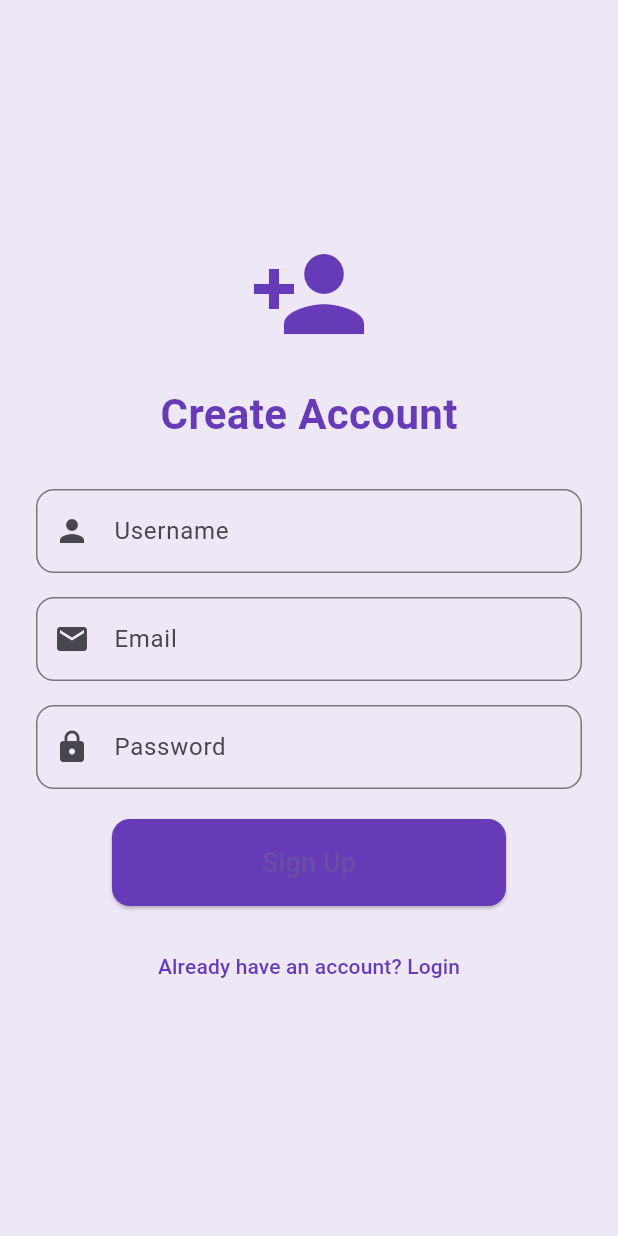
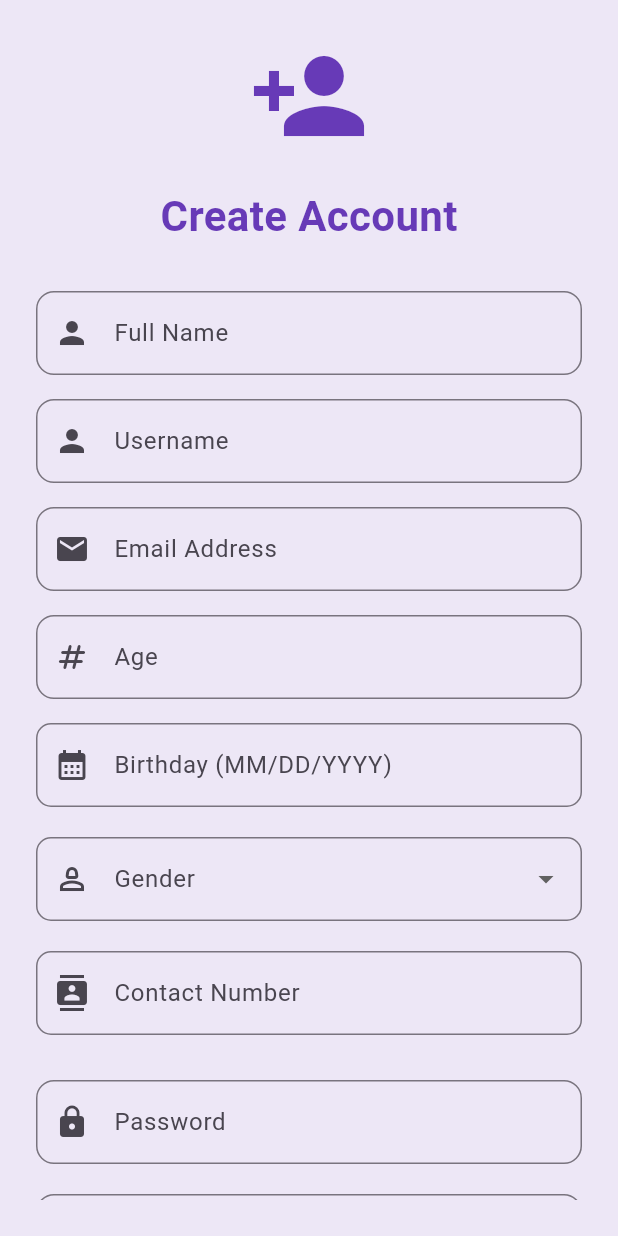
Before and after one commit to icaruskyle/finalprojectneurohelp, a Flutter app: the SignupScreen screen opened by its route, on a phone screen of 412 x 824 dp. Run offline on Flutter 3.47's test engine with Material 3 defaults, Android fonts, the light colour scheme and no system bars; our stand-ins replace shared_preferences; accounts and stored records are empty.

Commit message:
Update 9/28/2025

```diff
--- a/lib/screens/change_password_screen.dart
+++ b/lib/screens/change_password_screen.dart
@@ -60,6 +60,7 @@ class ChangePasswordScreen extends StatelessWidget {
               },
               style: ElevatedButton.styleFrom(
                 backgroundColor: Colors.deepPurple,
+                foregroundColor: Colors.white,
               ),
               child: const Text("Update Password"),
             ),
--- a/lib/screens/feedback_screen.dart
+++ b/lib/screens/feedback_screen.dart
@@ -59,6 +59,7 @@ class _FeedbackScreenState extends State<FeedbackScreen> {
               onPressed: _submitFeedback,
               style: ElevatedButton.styleFrom(
                 backgroundColor: Colors.deepPurple,
+                foregroundColor: Colors.white,
                 minimumSize: const Size(double.infinity, 50),
                 shape: RoundedRectangleBorder(
                   borderRadius: BorderRadius.circular(12),
--- a/lib/screens/personal_info_screen.dart
+++ b/lib/screens/personal_info_screen.dart
@@ -26,6 +26,7 @@ class PersonalInfoScreen extends StatelessWidget {
                 border: OutlineInputBorder(
                   borderRadius: BorderRadius.circular(10),
                 ),
+                prefixIcon: Icon(Icons.person),
               ),
             ),
             const SizedBox(height: 20),
@@ -37,6 +38,7 @@ class PersonalInfoScreen extends StatelessWidget {
                 border: OutlineInputBorder(
                   borderRadius: BorderRadius.circular(10),
                 ),
+                prefixIcon: Icon(Icons.person),
               ),
             ),
             const SizedBox(height: 20),
@@ -48,6 +50,7 @@ class PersonalInfoScreen extends StatelessWidget {
                 border: OutlineInputBorder(
                   borderRadius: BorderRadius.circular(10),
                 ),
+                prefixIcon: Icon(Icons.email),
               ),
             ),
             const SizedBox(height: 20),
@@ -59,6 +62,7 @@ class PersonalInfoScreen extends StatelessWidget {
                 border: OutlineInputBorder(
                   borderRadius: BorderRadius.circular(10),
                 ),
+                prefixIcon: Icon(Icons.numbers)
               ),
               keyboardType: TextInputType.number,
             ),
@@ -71,6 +75,7 @@ class PersonalInfoScreen extends StatelessWidget {
                 border: OutlineInputBorder(
                   borderRadius: BorderRadius.circular(10),
                 ),
+                prefixIcon: Icon(Icons.calendar_month),
               ),
               keyboardType: TextInputType.datetime,
             ),
@@ -83,6 +88,7 @@ class PersonalInfoScreen extends StatelessWidget {
                 border: OutlineInputBorder(
                   borderRadius: BorderRadius.circular(10),
                 ),
+                prefixIcon: Icon(Icons.person_2_outlined),
               ),
               items: const [
                 DropdownMenuItem(value: "Male", child: Text("Male")),
@@ -100,6 +106,7 @@ class PersonalInfoScreen extends StatelessWidget {
                 border: OutlineInputBorder(
                   borderRadius: BorderRadius.circular(10),
                 ),
+                prefixIcon: Icon(Icons.contacts),
               ),
               keyboardType: TextInputType.phone,
             ),
--- a/lib/screens/signup_screen.dart
+++ b/lib/screens/signup_screen.dart
@@ -1,5 +1,6 @@
 import 'package:flutter/material.dart';
 import 'login_screen.dart';
+import 'welcome_screen.dart';
 
 class SignupScreen extends StatefulWidget {
   @override
@@ -7,9 +8,16 @@ class SignupScreen extends StatefulWidget {
 }
 
 class _SignupScreenState extends State<SignupScreen> {
+  final TextEditingController fullController = TextEditingController();
   final TextEditingController usernameController = TextEditingController();
   final TextEditingController emailController = TextEditingController();
+  final TextEditingController ageController = TextEditingController();
+  final TextEditingController birthController = TextEditingController();
+  final TextEditingController numController = TextEditingController();
   final TextEditingController passwordController = TextEditingController();
+  final TextEditingController confirmController = TextEditingController();
+
+  bool _isAgreed = false; // for checkbox for agreement
 
   @override
   Widget build(BuildContext context) {
@@ -34,7 +42,20 @@ class _SignupScreenState extends State<SignupScreen> {
                 ),
                 SizedBox(height: 30),
 
-                // Username field
+                //FullName
+                TextField(
+                  controller: fullController,
+                  decoration: InputDecoration(
+                    labelText: "Full Name",
+                    border: OutlineInputBorder(
+                      borderRadius: BorderRadius.circular(12),
+                    ),
+                    prefixIcon: Icon(Icons.person),
+                  ),
+                ),
+                SizedBox(height: 16),
+
+                //UserName
                 TextField(
                   controller: usernameController,
                   decoration: InputDecoration(
@@ -51,7 +72,7 @@ class _SignupScreenState extends State<SignupScreen> {
                 TextField(
                   controller: emailController,
                   decoration: InputDecoration(
-                    labelText: "Email",
+                    labelText: "Email Address",
                     border: OutlineInputBorder(
                       borderRadius: BorderRadius.circular(12),
                     ),
@@ -59,6 +80,65 @@ class _SignupScreenState extends State<SignupScreen> {
                   ),
                 ),
                 SizedBox(height: 16),
+
+                //Age
+                TextField(
+                  controller: ageController,
+                  decoration: InputDecoration (
+                    labelText: "Age",
+                    border: OutlineInputBorder(
+                      borderRadius: BorderRadius.circular(12),
+                    ),
+                    prefixIcon: Icon(Icons.numbers_rounded)
+                  ),
+                ),
+                SizedBox(height: 16),
+
+                //birthday
+                TextField(
+                  controller: birthController,
+                  obscureText: true,
+                  decoration: InputDecoration(
+                    labelText: "Birthday (MM/DD/YYYY)",
+                    border: OutlineInputBorder(
+                      borderRadius: BorderRadius.circular(10),
+                    ),
+                    prefixIcon: Icon(Icons.calendar_month),
+                  ),
+                  keyboardType: TextInputType.datetime,
+                ),
+                const SizedBox(height: 20),
+
+                //gender
+                DropdownButtonFormField<String>(
+                  decoration: InputDecoration(
+                    labelText: "Gender",
+                    border: OutlineInputBorder(
+                      borderRadius: BorderRadius.circular(10),
+                    ),
+                    prefixIcon: Icon(Icons.person_2_outlined),
+                  ),
+                  items: const [
+                    DropdownMenuItem(value: "Male", child: Text("Male")),
+                    DropdownMenuItem(value: "Female", child: Text("Female")),
+                    DropdownMenuItem(value: "Other", child: Text("Other")),
+                  ],
+                  onChanged: (value) {},
+                ),
+                const SizedBox(height: 20),
+
+              // Contact Number
+                TextField(
+                  decoration: InputDecoration(
+                    labelText: "Contact Number",
+                    border: OutlineInputBorder(
+                      borderRadius: BorderRadius.circular(10),
+                    ),
+                    prefixIcon: Icon(Icons.contacts),
+                  ),
+                  keyboardType: TextInputType.phone,
+                ),
+                const SizedBox(height: 30),
 
                 // Password field
                 TextField(
@@ -74,15 +154,53 @@ class _SignupScreenState extends State<SignupScreen> {
                 ),
                 SizedBox(height: 20),
 
+                //Confirm Password Field
+                TextField(
+                  controller: confirmController,
+                  obscureText: true,
+                  decoration: InputDecoration(
+                    labelText: "Confirm Password",
+                    border: OutlineInputBorder(
+                      borderRadius: BorderRadius.circular(12),
+                    ),
+                    prefixIcon: Icon(Icons.lock_outlined)
+                  ),
+                ),
+                SizedBox(height: 20),
+
+                //checkbox for agreement of privacy
+                Row(
+                  children: [
+                    Checkbox(
+                    value: _isAgreed,
+                      activeColor: Colors.deepPurple,
+                      onChanged: (value) {
+                      setState(() {
+                        _isAgreed = value ?? false;
+                      });
+                    },
+                    ),
+                    Expanded (
+                      child: Text(
+                        "I Agree to the Privacy Policy and Terms of Service",
+                        style: TextStyle(fontSize: 14),
+                      ),
+                    ),
+                  ],
+                ),
+                SizedBox(height: 20),
+
                 ElevatedButton(
-                  onPressed: () {
+                  onPressed: _isAgreed? () {
                     Navigator.pushReplacement(
                       context,
-                      MaterialPageRoute(builder: (_) => LoginScreen()),
+                      MaterialPageRoute(builder: (_) => WelcomeScreen()),
                     );
-                  },
+                  }
+                  :null, // disabled the checkbox
                   style: ElevatedButton.styleFrom(
                     backgroundColor: Colors.deepPurple,
+                    foregroundColor: Colors.white,
                     padding: EdgeInsets.symmetric(horizontal: 100, vertical: 16),
                     shape: RoundedRectangleBorder(
                       borderRadius: BorderRadius.circular(12),
```
